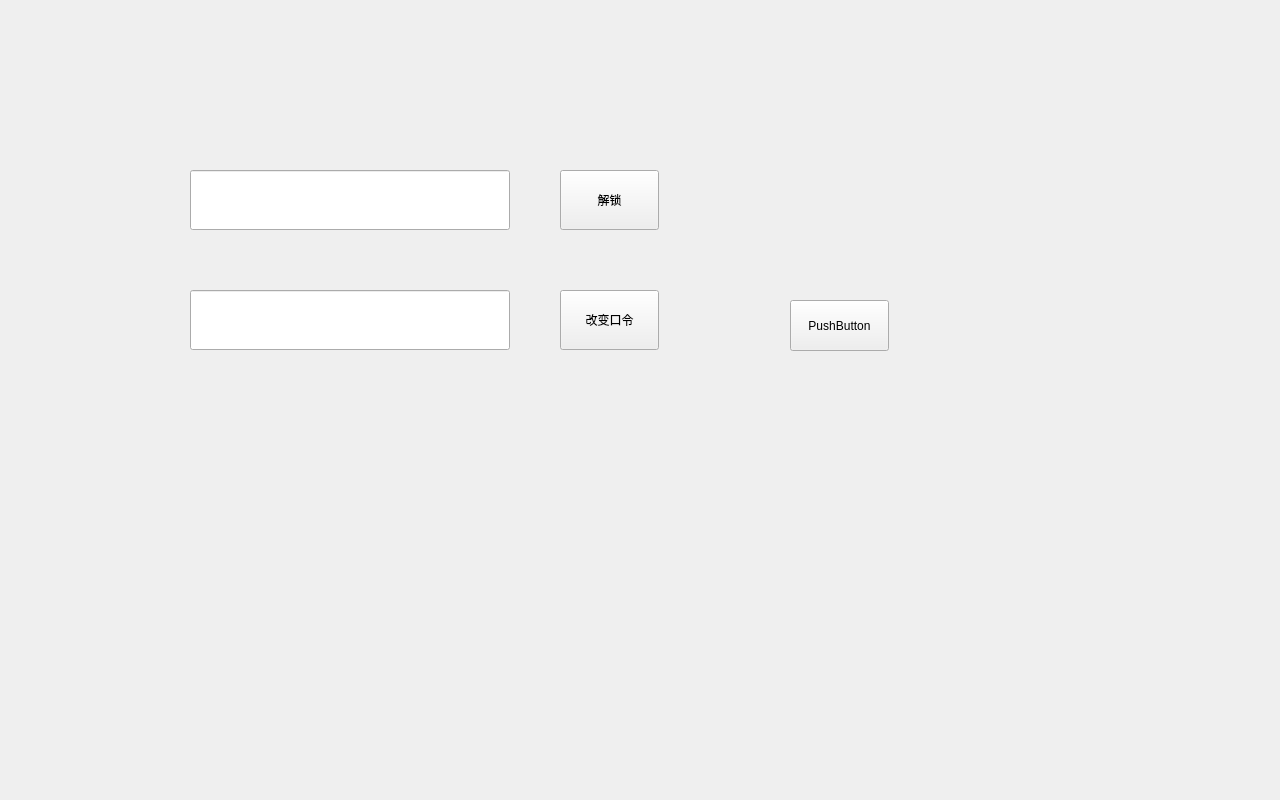
First picture: the form in lockunlock.ui, repository thewayI/tiny4412, before the edit.
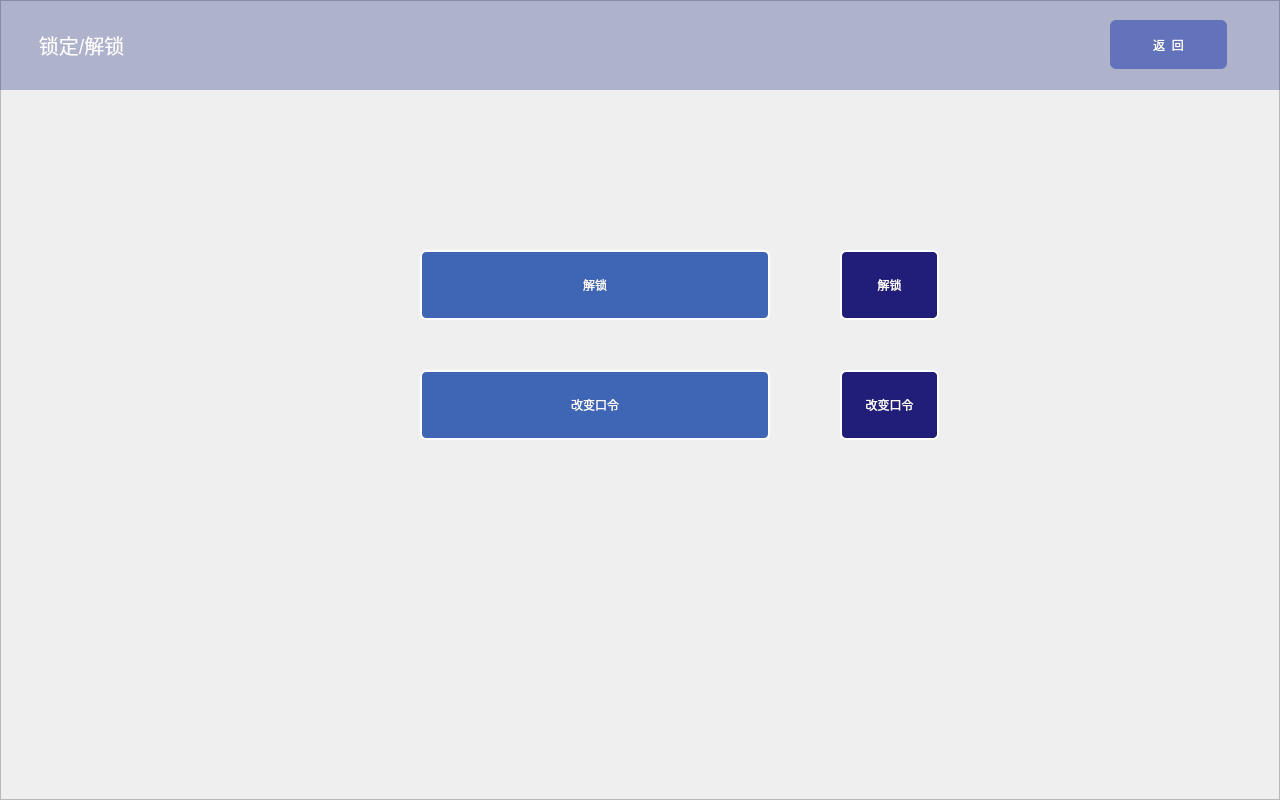
Second picture: the form after the edit. Icons and pictures are not drawn.

```diff
--- a/lockunlock.ui
+++ b/lockunlock.ui
@@ -13,48 +13,64 @@
   <property name="windowTitle">
    <string>Form</string>
   </property>
-  <widget class="QLineEdit" name="lineEdit_unlock">
-   <property name="geometry">
-    <rect>
-     <x>190</x>
-     <y>170</y>
-     <width>320</width>
-     <height>60</height>
-    </rect>
-   </property>
-  </widget>
-  <widget class="QLineEdit" name="lineEdit_change">
-   <property name="geometry">
-    <rect>
-     <x>190</x>
-     <y>290</y>
-     <width>320</width>
-     <height>60</height>
-    </rect>
-   </property>
-  </widget>
   <widget class="QPushButton" name="btn_unlock">
    <property name="geometry">
     <rect>
-     <x>560</x>
-     <y>170</y>
+     <x>840</x>
+     <y>250</y>
      <width>99</width>
-     <height>60</height>
+     <height>70</height>
     </rect>
    </property>
+   <property name="styleSheet">
+    <string notr="true">color: rgb(253, 251, 252);
+border:2px solid rgb(255, 255, 255);
+border-top-left-radius:6px;
+background-color: rgb(33, 30, 122);
+border-top-right-radius:6px;
+border-bottom-left-radius:6px;
+border-bottom-right-radius:6px;
+</string>
+   </property>
    <property name="text">
     <string>解锁</string>
    </property>
   </widget>
+  <widget class="QLabel" name="label_10">
+   <property name="geometry">
+    <rect>
+     <x>20</x>
+     <y>30</y>
+     <width>49</width>
+     <height>49</height>
+    </rect>
+   </property>
+   <property name="styleSheet">
+    <string notr="true">border-image: url(:/new/prefix1/image/icon_解锁.png);</string>
+   </property>
+   <property name="text">
+    <string/>
+   </property>
+  </widget>
   <widget class="QPushButton" name="btn_change">
    <property name="geometry">
     <rect>
-     <x>560</x>
-     <y>290</y>
+     <x>840</x>
+     <y>370</y>
      <width>99</width>
-     <height>60</height>
+     <height>70</height>
     </rect>
    </property>
+   <property name="styleSheet">
+    <string notr="true">color: rgb(253, 251, 252);
+border:2px solid rgb(255, 255, 255);
+border-top-left-radius:6px;
+background-color: rgb(33, 30, 122);
+border-top-right-radius:6px;
+border-bottom-left-radius:6px;
+border-bottom-right-radius:6px;
+</string>
+   </property>
    <property name="text">
     <string>改变口令</string>
    </property>
@@ -62,16 +78,139 @@
   <widget class="QPushButton" name="pushButton">
    <property name="geometry">
     <rect>
-     <x>790</x>
-     <y>300</y>
-     <width>99</width>
-     <height>51</height>
+     <x>420</x>
+     <y>250</y>
+     <width>350</width>
+     <height>70</height>
     </rect>
    </property>
+   <property name="layoutDirection">
+    <enum>Qt::LeftToRight</enum>
+   </property>
+   <property name="styleSheet">
+    <string notr="true">border-top-left-radius:6px;
+background-color: rgb(62, 102, 180);
+color: rgb(255, 255, 255);
+border-top-right-radius:6px;
+border-bottom-left-radius:6px;
+border-bottom-right-radius:6px;
+border:2px solid rgb(255, 255, 255);</string>
+   </property>
    <property name="text">
-    <string>PushButton</string>
+    <string>解锁</string>
    </property>
+   <property name="flat">
+    <bool>true</bool>
+   </property>
   </widget>
+  <widget class="QLabel" name="label_9">
+   <property name="geometry">
+    <rect>
+     <x>0</x>
+     <y>0</y>
+     <width>1280</width>
+     <height>90</height>
+    </rect>
+   </property>
+   <property name="font">
+    <font>
+     <pointsize>15</pointsize>
+    </font>
+   </property>
+   <property name="styleSheet">
+    <string notr="true">color: rgb(253, 252, 254);
+background-color: rgba(34, 44, 125,80);
+</string>
+   </property>
+   <property name="text">
+    <string>       锁定/解锁</string>
+   </property>
+  </widget>
+  <widget class="QPushButton" name="btn_change_2">
+   <property name="geometry">
+    <rect>
+     <x>420</x>
+     <y>370</y>
+     <width>350</width>
+     <height>70</height>
+    </rect>
+   </property>
+   <property name="layoutDirection">
+    <enum>Qt::LeftToRight</enum>
+   </property>
+   <property name="styleSheet">
+    <string notr="true">border-top-left-radius:6px;
+background-color: rgb(62, 102, 180);
+color: rgb(255, 255, 255);
+border-top-right-radius:6px;
+border-bottom-left-radius:6px;
+border-bottom-right-radius:6px;
+border:2px solid rgb(255, 255, 255);</string>
+   </property>
+   <property name="text">
+    <string>改变口令</string>
+   </property>
+   <property name="flat">
+    <bool>true</bool>
+   </property>
+  </widget>
+  <widget class="QPushButton" name="btn_configureMachine_2">
+   <property name="geometry">
+    <rect>
+     <x>1110</x>
+     <y>20</y>
+     <width>117</width>
+     <height>49</height>
+    </rect>
+   </property>
+   <property name="font">
+    <font>
+     <pointsize>9</pointsize>
+    </font>
+   </property>
+   <property name="styleSheet">
+    <string notr="true">border-top-left-radius:6px;
+background-color: rgb(99, 115, 187);
+border-top-right-radius:6px;
+border-bottom-left-radius:6px;
+border-bottom-right-radius:6px;
+color: rgb(255, 255, 255);</string>
+   </property>
+   <property name="text">
+    <string>返  回</string>
+   </property>
+   <property name="flat">
+    <bool>true</bool>
+   </property>
+  </widget>
+  <widget class="QFrame" name="frame">
+   <property name="geometry">
+    <rect>
+     <x>0</x>
+     <y>0</y>
+     <width>1280</width>
+     <height>800</height>
+    </rect>
+   </property>
+   <property name="styleSheet">
+    <string notr="true">border-image: url(:/new/prefix1/image/bg_05.png);
+</string>
+   </property>
+   <property name="frameShape">
+    <enum>QFrame::StyledPanel</enum>
+   </property>
+   <property name="frameShadow">
+    <enum>QFrame::Raised</enum>
+   </property>
+  </widget>
+  <zorder>frame</zorder>
+  <zorder>label_9</zorder>
+  <zorder>btn_unlock_2</zorder>
+  <zorder>label_10</zorder>
+  <zorder>btn_unlock</zorder>
+  <zorder>btn_change_2</zorder>
+  <zorder>btn_configureMachine_2</zorder>
+  <zorder>btn_change</zorder>
  </widget>
  <resources/>
  <connections/>
```
Left out of the diff: 2 changed lines with no effect on the pictures.
